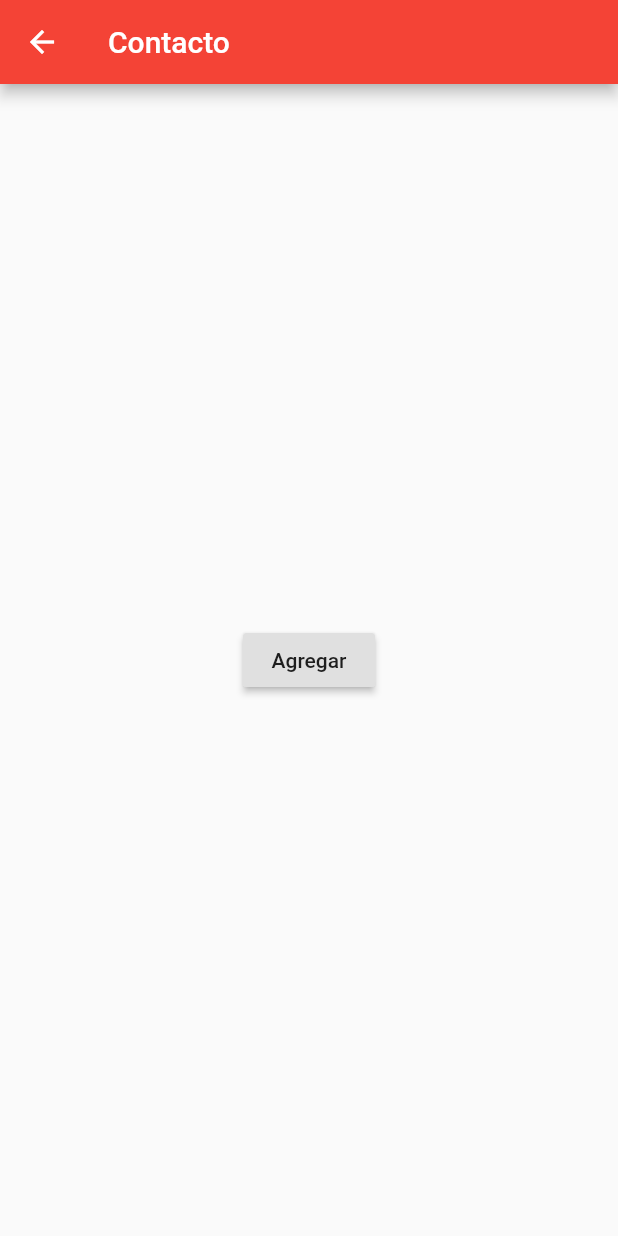
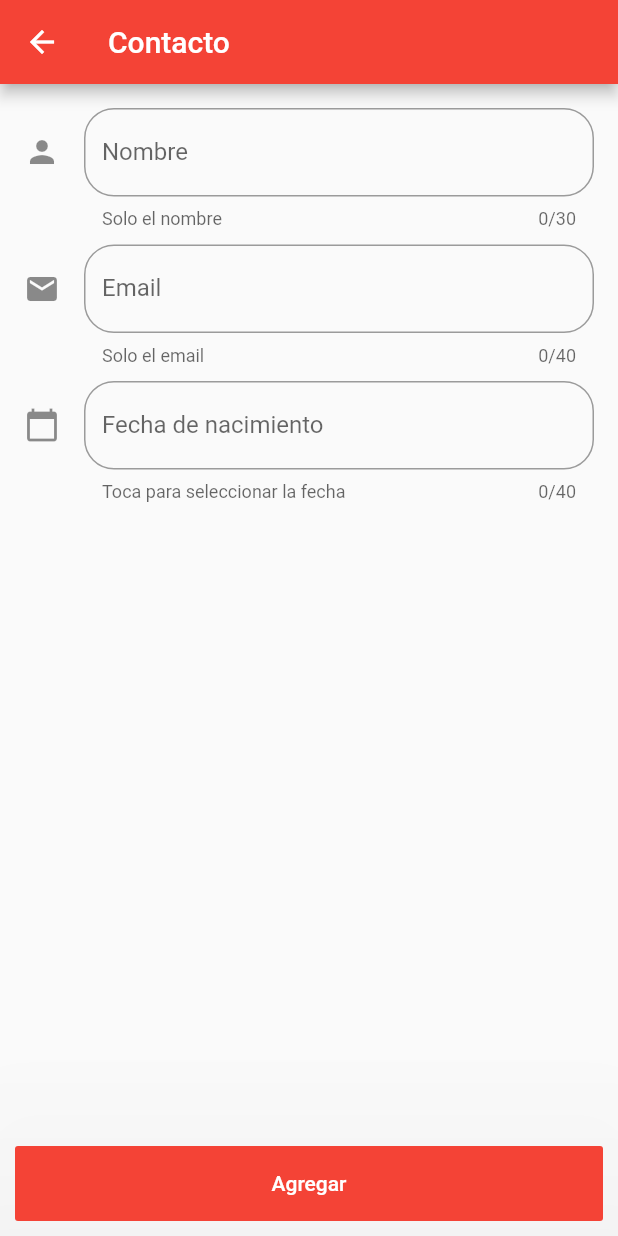
Before and after one commit to JLPenaLopez/mycontacts_demo, a Flutter app: the screen it shows after launch, after a tap on the "add comment" icon, on a phone screen of 412 x 824 dp. Run offline on Flutter 3.47's test engine with Material 2 defaults, Android fonts, the phone set to English and light mode, and no system bars.

Commit message:
- Se añade formulario de creación de contacto, alerta de validación y se muestra nombre de contacto en ListView

```diff
--- /dev/null
+++ b/lib/src/models/Contact.dart
@@ -0,0 +1,9 @@
+class Contact {
+
+  String name;
+  String email;
+  String birthDate;
+
+  Contact({this.name, this.email, this.birthDate});
+
+}
--- a/lib/src/pages/Contact.dart
+++ /dev/null
@@ -1,20 +0,0 @@
-import 'package:flutter/material.dart';
-
-class Contact extends StatelessWidget {
-  @override
-  Widget build(BuildContext context) {
-    return Scaffold(
-      appBar: AppBar(
-        title: Text("Contacto"),
-      ),
-      body: Center(
-        child: RaisedButton(
-          child: Text("Agregar"),
-          onPressed: () {
-            Navigator.pop(context, 'Resultado');
-          },
-        ),
-      ),
-    );
-  }
-}
--- /dev/null
+++ b/lib/src/pages/ContactPage.dart
@@ -0,0 +1,189 @@
+import 'package:flutter/material.dart';
+import 'package:intl/intl.dart';
+import '../models/Contact.dart';
+
+class ContactPage extends StatefulWidget {
+  @override
+  _ContactPageState createState() {
+    return _ContactPageState();
+  }
+}
+
+class _ContactPageState extends State<ContactPage> {
+  final TextEditingController _txtNameController = TextEditingController();
+  final TextEditingController _txtEmailController = TextEditingController();
+  final TextEditingController _txtBirthDateController = TextEditingController();
+
+  String _name;
+  String _email;
+  String _birthDate;
+
+  @override
+  void initState() {
+    // TODO: implement initState
+    super.initState();
+    _name = '';
+    _email = '';
+    _birthDate = '';
+  }
+
+  @override
+  void dispose() {
+    super.dispose();
+    _txtNameController.dispose();
+    _txtEmailController.dispose();
+    _txtBirthDateController.dispose();
+  }
+
+  @override
+  Widget build(BuildContext context) {
+    return Scaffold(
+      appBar: AppBar(
+        title: Text("Contacto"),
+      ),
+      body: Column(
+        mainAxisAlignment: MainAxisAlignment.spaceEvenly,
+        children: <Widget>[
+          Expanded(
+            child: ListView(
+              padding: EdgeInsets.all(16),
+              children: <Widget>[
+                TextField(
+                    controller: _txtNameController,
+                    keyboardType: TextInputType.text,
+                    maxLength: 30,
+                    decoration: InputDecoration(
+                        hintText: 'Nombre de contacto',
+                        labelText: 'Nombre',
+                        helperText: 'Solo el nombre',
+                        icon: Icon(Icons.person),
+                        border: OutlineInputBorder(
+                            borderRadius:
+                                BorderRadius.all(Radius.circular(20)))),
+                    onChanged: (value) {
+                      setState(() {
+                        _name = value;
+                      });
+                    }),
+                Divider(
+                  height: 10,
+                  color: Colors.transparent,
+                ),
+                TextField(
+                  controller: _txtEmailController,
+                    keyboardType: TextInputType.emailAddress,
+                    maxLength: 40,
+                    decoration: InputDecoration(
+                        hintText: 'Email de contacto',
+                        labelText: 'Email',
+                        helperText: 'Solo el email',
+                        icon: Icon(Icons.email),
+                        border: OutlineInputBorder(
+                            borderRadius: BorderRadius.circular(20))),
+                    onChanged: (value) {
+                      setState(() {
+                        _email = value;
+                      });
+                    }),
+                Divider(
+                  height: 10,
+                  color: Colors.transparent,
+                ),
+                TextField(
+                  enableInteractiveSelection: false,
+                  controller: _txtBirthDateController,
+                  maxLength: 40,
+                  decoration: InputDecoration(
+                      hintText: 'Selecciona tu fecha de nacimiento',
+                      labelText: 'Fecha de nacimiento',
+                      helperText: 'Toca para seleccionar la fecha',
+                      icon: Icon(Icons.calendar_today),
+                      border: OutlineInputBorder(
+                          borderRadius: BorderRadius.circular(20))),
+                  onTap: () {
+                    FocusScope.of(context).requestFocus(FocusNode());
+                    _selectDate(context);
+                  },
+                )
+              ],
+            ),
+          ),
+          Container(
+              alignment: Alignment.center,
+              margin: EdgeInsets.only(top: 5, right: 10, bottom: 10, left: 10),
+              child: SizedBox(
+                height: 50,
+                width: double.infinity,
+                child: RaisedButton(
+                  elevation: 100,
+                  color: Colors.red,
+                  textColor: Colors.white,
+                  child: Text('Agregar'),
+                  onPressed: () {
+                    _onPresBtnAccept(context);
+                  },
+                ),
+              ))
+        ],
+      ),
+    );
+  }
+
+  _selectDate(BuildContext context) async {
+    DateTime picked = await showDatePicker(
+        context: context,
+        firstDate: DateTime(1900),
+        lastDate: DateTime(2400),
+        initialDate: DateTime.now(),
+        locale: Locale('es', 'ES'));
+
+    DateFormat dateFormat = DateFormat('yyyy-MM-dd');
+    print(dateFormat.format(picked));
+    if (picked != null) {
+      setState(() {
+        _birthDate = dateFormat.format(picked);
+        _txtBirthDateController.text = _birthDate;
+      });
+    }
+  }
+
+  void _onPresBtnAccept(BuildContext context) {
+    bool isValid = true;
+    String message = 'Para crear un contacto son necesarios los siguientes datos:\n\n';
+
+    if (_txtNameController.text.isEmpty) {
+      isValid = false;
+      message += '- Nombre\n';
+    }
+
+    if (_txtEmailController.text.isEmpty) {
+      isValid = false;
+      message += '- Email\n';
+    }
+
+    if (_txtBirthDateController.text.isEmpty) {
+      isValid = false;
+      message += '- Fecha de nacimiento\n';
+    }
+
+    if (!isValid) {
+      showDialog(
+        context: context,
+        builder: (context) {
+          return AlertDialog(
+            content: Text(message),
+          );
+        }
+      );
+      return;
+    }
+
+    Contact contact = Contact(
+      name: _txtNameController.text,
+      email: _txtEmailController.text,
+      birthDate: _txtBirthDateController.text
+    );
+
+    Navigator.pop(context, contact);
+  }
+}
--- a/lib/src/pages/HomePage.dart
+++ b/lib/src/pages/HomePage.dart
@@ -1,5 +1,6 @@
 import 'package:flutter/material.dart';
-import 'Contact.dart';
+import 'ContactPage.dart';
+import '../models/Contact.dart';
 
 class HomePage extends StatefulWidget {
   final String titleHome;
@@ -50,13 +51,13 @@ class _HomePageState extends State<HomePage> {
       floatingActionButtonLocation: FloatingActionButtonLocation.endFloat,
       floatingActionButton: FloatingActionButton(
         onPressed: () async {
-          final result = await Navigator.push(context,
+          final Contact result = await Navigator.push(context,
               MaterialPageRoute(builder: (context) {
-            return Contact();
+            return ContactPage();
           }));
           print('El resultado es $result');
           if (result != null) {
-            listS.add(result);
+            listS.add(result.name);
             setState(() {});
           }
         },
--- a/pubspec.yaml
+++ b/pubspec.yaml
@@ -19,6 +19,9 @@ environment:
 dependencies:
   flutter:
     sdk: flutter
+  flutter_localizations:
+    sdk: flutter
+  intl: ^0.15.8
 
   # The following adds the Cupertino Icons font to your application.
   # Use with the CupertinoIcons class for iOS style icons.
```
Also changed, not shown: lib/main.dart (+10 -96 lines), pubspec.lock.
